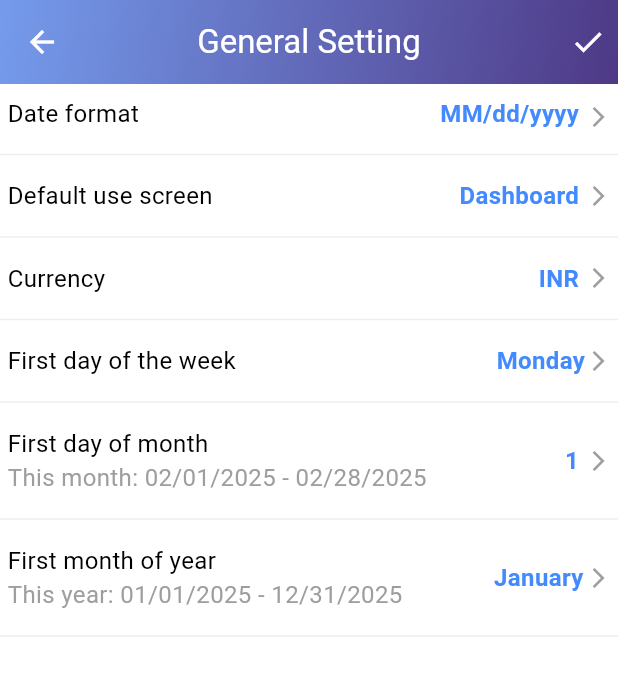
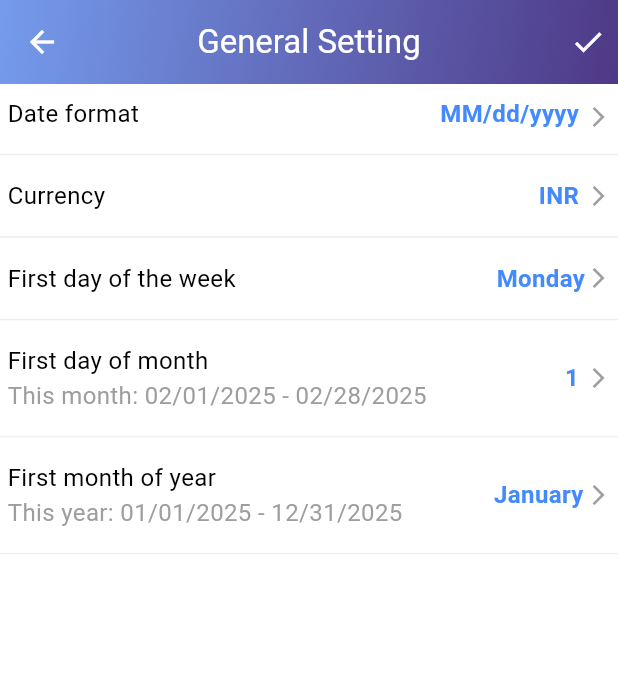
Before and after one commit to vitwo6Livo/vitwoai-report, a Flutter app: the GeneralSettingScreen screen opened by its route, on a phone screen of 412 x 824 dp. Shown: the top 676 px of the screen. Run offline on Flutter 3.47's test engine with Material 3 defaults, Android fonts, the light colour scheme and no system bars; our stand-ins replace fl_chart, flutter_riverpod, flutter_svg, lottie, shared_preferences, shimmer and 2 more; accounts and stored records are empty; network calls fail; Roboto replaces fonts that are missing (Lora-Medium); project files that could hold a hidden picture were left out.

Commit message:
ami jani na

```diff
--- a/lib/src/home/presentation/main-widget/deafaultWidget.dart
+++ b/lib/src/home/presentation/main-widget/deafaultWidget.dart
@@ -65,19 +65,19 @@ class Deafaultwidget extends StatelessWidget {
                               .copyWith(
                                   color: AppColor.appbarFont, fontSize: 20),
                         ),
-                        IconButton(
-                          onPressed: () {
-                            // showDateDialog(context);
-                            Navigator.push(context,
-                                MaterialPageRoute(builder: (context) {
-                              return const GeneralSettingScreen();
-                            }));
-                          },
-                          icon: Icon(
-                            Icons.settings,
-                            color: AppColor.appBarIcon,
-                          ),
-                        ),
+                        // IconButton(
+                        //   onPressed: () {
+                        //     // showDateDialog(context);
+                        //     Navigator.push(context,
+                        //         MaterialPageRoute(builder: (context) {
+                        //       return const GeneralSettingScreen();
+                        //     }));
+                        //   },
+                        //   icon: Icon(
+                        //     Icons.settings,
+                        //     color: AppColor.appBarIcon,
+                        //   ),
+                        // ),
                       ],
                     ),
                   ),
--- a/lib/src/menu/presentation/generalSettings.dart
+++ b/lib/src/menu/presentation/generalSettings.dart
@@ -249,45 +249,45 @@ class _GeneralSettingScreenState extends State<GeneralSettingScreen> {
             Divider(
               color: AppColor.menuGenSettOptionDivider,
             ),
-            InkWell(
-              onTap: () {
-                print("presssed Default use screen");
-              },
-              child: Padding(
-                padding: const EdgeInsets.symmetric(horizontal: 5, vertical: 8),
-                child: Row(
-                  mainAxisAlignment: MainAxisAlignment.spaceBetween,
-                  children: [
-                    Text(
-                      HandText.menuGenSettDefaultScrTitle,
-                      style: const TextStyle(fontWeight: FontWeight.w400),
-                    ),
-                    Row(
-                      crossAxisAlignment: CrossAxisAlignment.center,
-                      children: [
-                        Text(
-                          selectDefaultScreen,
-                          style: TextStyle(
-                              color: AppColor.selectedOptionColor,
-                              fontWeight: FontWeight.bold),
-                        ),
-                        const SizedBox(
-                          width: 5,
-                        ),
-                        Icon(
-                          Icons.arrow_forward_ios,
-                          size: 16,
-                          color: AppColor.menuGenSettOptionArrowColor2,
-                        )
-                      ],
-                    ),
-                  ],
-                ),
-              ),
-            ),
-            Divider(
-              color: Colors.grey[200],
-            ),
+            // InkWell(
+            //   onTap: () {
+            //     print("presssed Default use screen");
+            //   },
+            //   child: Padding(
+            //     padding: const EdgeInsets.symmetric(horizontal: 5, vertical: 8),
+            //     child: Row(
+            //       mainAxisAlignment: MainAxisAlignment.spaceBetween,
+            //       children: [
+            //         Text(
+            //           HandText.menuGenSettDefaultScrTitle,
+            //           style: const TextStyle(fontWeight: FontWeight.w400),
+            //         ),
+            //         Row(
+            //           crossAxisAlignment: CrossAxisAlignment.center,
+            //           children: [
+            //             Text(
+            //               selectDefaultScreen,
+            //               style: TextStyle(
+            //                   color: AppColor.selectedOptionColor,
+            //                   fontWeight: FontWeight.bold),
+            //             ),
+            //             const SizedBox(
+            //               width: 5,
+            //             ),
+            //             Icon(
+            //               Icons.arrow_forward_ios,
+            //               size: 16,
+            //               color: AppColor.menuGenSettOptionArrowColor2,
+            //             )
+            //           ],
+            //         ),
+            //       ],
+            //     ),
+            //   ),
+            // ),
+            // Divider(
+            //   color: Colors.grey[200],
+            // ),
             InkWell(
               onTap: () {
                 showSelectionBottomSheet(
```
